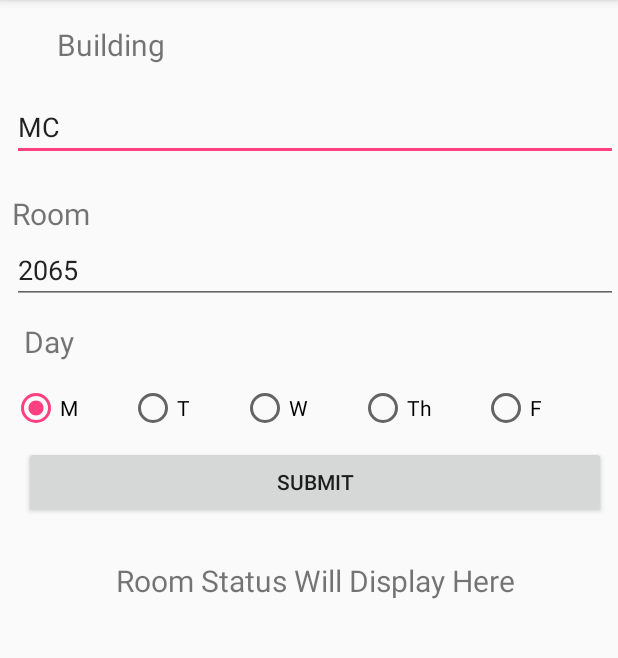
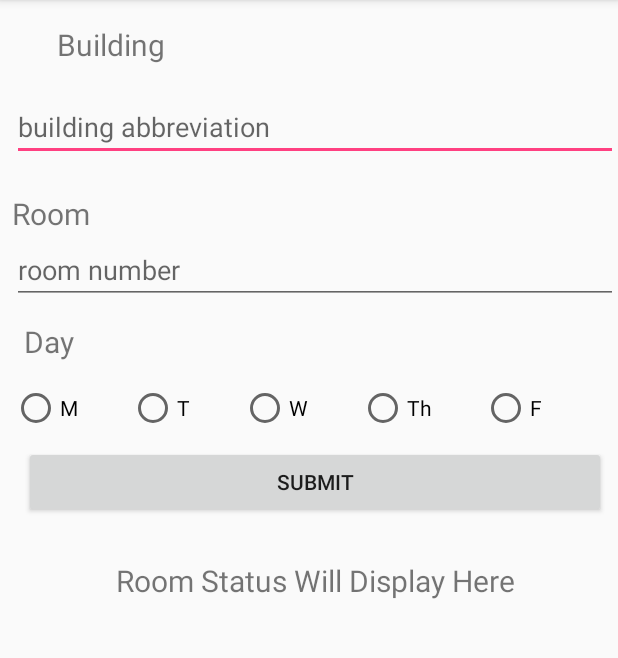
Before and after one commit to mattg9/UWRoomStatus, an Android app: the screen it shows after launch (MainActivity), on a phone screen of 412 x 824 dp, the part 84-742 px from its top. Run offline under Robolectric (Android 15) with nearby library versions, the phone set to English and light mode, and no system bars.

Commit message:
ran 'inspect code' - cleaned up code

```diff
--- a/app/build.gradle
+++ b/app/build.gradle
@@ -24,8 +24,8 @@ dependencies {
     androidTestCompile('com.android.support.test.espresso:espresso-core:2.2.2', {
         exclude group: 'com.android.support', module: 'support-annotations'
     })
+    //noinspection GradleDynamicVersion
     compile 'com.android.support:appcompat-v7:26.+'
     compile 'com.android.support.constraint:constraint-layout:1.0.2'
     testCompile 'junit:junit:4.12'
-    compile 'com.google.code.gson:gson:2.8.2'
 }
--- a/app/src/main/AndroidManifest.xml
+++ b/app/src/main/AndroidManifest.xml
@@ -1,5 +1,6 @@
 <?xml version="1.0" encoding="utf-8"?>
 <manifest xmlns:android="http://schemas.android.com/apk/res/android"
+    xmlns:tools="http://schemas.android.com/tools"
     package="app.band.runawaynation.matth.uwroomstatus">
 
     <uses-permission android:name="android.permission.ACCESS_NETWORK_STATE" />
@@ -12,7 +13,9 @@
         android:label="@string/app_name"
         android:roundIcon="@mipmap/ic_launcher_round"
         android:supportsRtl="true"
-        android:theme="@style/AppTheme">
+        android:theme="@style/AppTheme"
+        android:fullBackupContent="@xml/backup_descriptor"
+        tools:ignore="GoogleAppIndexingWarning">
         <activity android:name=".MainActivity">
             <intent-filter>
                 <action android:name="android.intent.action.MAIN" />
--- a/app/src/main/java/app/band/runawaynation/matth/uwroomstatus/MainActivity.java
+++ b/app/src/main/java/app/band/runawaynation/matth/uwroomstatus/MainActivity.java
@@ -2,12 +2,10 @@ package app.band.runawaynation.matth.uwroomstatus;
 
 import android.os.Bundle;
 import android.support.v7.app.AppCompatActivity;
-import android.util.Log;
 import android.view.View;
 import android.widget.Button;
 import android.widget.EditText;
 import android.widget.RadioButton;
-import android.widget.RadioGroup;
 import android.widget.TextView;
 
 import org.json.JSONArray;
@@ -22,24 +20,22 @@ import android.net.Uri;
 import android.support.v4.content.LocalBroadcastManager;
 import android.widget.Toast;
 
-import app.band.runawaynation.matth.uwroomstatus.model.CourseItem;
 import app.band.runawaynation.matth.uwroomstatus.services.MyService;
 import app.band.runawaynation.matth.uwroomstatus.utils.NetworkHelper;
 
 
 public class MainActivity extends AppCompatActivity {
 
-    // Variables all private to the Main Activity
+    // Global variables all private to the Main Activity
     private static final String BUILDING = "BUILDING";
     private static final String DAY = "DAY";
     private static final String ROOM = "ROOM";
     private boolean networkOk;
-    private String URL, result, building, day, room;
-    private RadioButton Mon, Tues, Thurs, Fri, Wed;
-    private RadioGroup dayRG;
+    private String building;
+    private String day;
+    private String room;
     private EditText buildingET, roomET;
     private TextView output;
-    private Button submit;
 
     protected void onCreate(Bundle savedInstanceState) {
         super.onCreate(savedInstanceState);
@@ -54,14 +50,8 @@ public class MainActivity extends AppCompatActivity {
         // assign view objects to corresponding declared variables
         buildingET = (EditText) findViewById(R.id.buildingEditText);
         roomET = (EditText) findViewById(R.id.roomEditText);
-        dayRG = (RadioGroup) findViewById(R.id.dayRadioGroup);
-        Mon = (RadioButton) findViewById(R.id.radio_Monday);
-        Tues = (RadioButton) findViewById(R.id.radio_Tuesday);
-        Wed = (RadioButton) findViewById(R.id.radio_Wednesday);
-        Thurs = (RadioButton) findViewById(R.id.radio_Thursday);
-        Fri = (RadioButton) findViewById(R.id.radio_Friday);
         output = (TextView) findViewById(R.id.tvOutput);
-        submit = (Button) findViewById(R.id.submitButton);
+        Button submit = (Button) findViewById(R.id.submitButton);
 
         // register the broadcast manager for my service
         LocalBroadcastManager.getInstance(getApplicationContext())
@@ -94,16 +84,16 @@ public class MainActivity extends AppCompatActivity {
     }
 
     // what happens when I click submit button
-    public void onSubmitClicked() {
+    private void onSubmitClicked() {
         building = buildingET.getText().toString();
         room = roomET.getText().toString();
         if (building.isEmpty() || room.isEmpty() || day.isEmpty()) {
-            output.setText("Invalid Input");
+            output.setText(R.string.invalid_input);
             return;
         }
         // set the url of REST GET request
-        URL = "https://api.uwaterloo.ca/v2/buildings/" + buildingS + "/" + roomS
-            + "/courses.json?key=123afda14d0a233ecb585591a95e0339";
+        String URL = "https://api.uwaterloo.ca/v2/buildings/" + building + "/" + room
+                + "/courses.json?key=123afda14d0a233ecb585591a95e0339";
         if (networkOk) {
             // start the service
             Intent intent = new Intent(this, MyService.class);
@@ -118,25 +108,24 @@ public class MainActivity extends AppCompatActivity {
     public void onRadioButtonClicked(View view) {
         boolean checked = ((RadioButton) view).isChecked();
         switch (view.getId()) {
-            case R.id.radio_Monday: checked ? day = "M" : return;
-            case R.id.radio_Tuesday: checked ? day = "T" : return;
-            case R.id.radio_Wednesday: checked ? day = "W" : return;
-            case R.id.radio_Thursday: checked ? day "Th" : return;
-            case R.id.radio_Friday: checked ? day "F" : return;
+            case R.id.radio_Monday: if (checked) { day = "M"; break; }
+            case R.id.radio_Tuesday: if (checked) { day = "T"; break; }
+            case R.id.radio_Wednesday: if (checked) { day = "W"; break; }
+            case R.id.radio_Thursday: if (checked) { day = "Th"; break; }
+            case R.id.radio_Friday: if (checked) { day = "F"; break; }
         }
     }
 
-    void printCourse(String startTime, String endTime, String courseName) {
+    private void printCourse(String startTime, String endTime, String courseName) {
         output.append(courseName + " " + startTime + "-" + endTime + "\n");
     }
 
-    public void processCourseData(String response) {
+    private void processCourseData(String response) {
         // remove metadata
         int x = 0;
         while (x < 200 && response.length() > x) { response = response.substring(1); x++;
             if (response.substring(0, 1).equals("[")) break; }
         JSONArray arr;
-        Log.d("TAG", response);
         // go after every course
         try {
             arr = new JSONArray(response);
@@ -154,7 +143,7 @@ public class MainActivity extends AppCompatActivity {
         }
     }
 
-    private BroadcastReceiver mBroadcastReceiver = new BroadcastReceiver() {
+    private final BroadcastReceiver mBroadcastReceiver = new BroadcastReceiver() {
         @Override
         public void onReceive(Context context, Intent intent) {
             processCourseData(intent.getStringExtra(MyService.MY_SERVICE_PAYLOAD));
--- a/app/src/main/java/app/band/runawaynation/matth/uwroomstatus/utils/HttpHelper.java
+++ b/app/src/main/java/app/band/runawaynation/matth/uwroomstatus/utils/HttpHelper.java
@@ -10,6 +10,7 @@ import java.net.URL;
 /**
  * Helper class for working with a remote server
  */
+@SuppressWarnings("ALL")
 public class HttpHelper {
 
     /**
@@ -62,7 +63,7 @@ public class HttpHelper {
         ByteArrayOutputStream byteArray = new ByteArrayOutputStream();
         BufferedOutputStream out = null;
         try {
-            int length = 0;
+            int length;
             out = new BufferedOutputStream(byteArray);
             while ((length = stream.read(buffer)) > 0) {
                 out.write(buffer, 0, length);
--- a/app/src/main/res/layout/activity_main.xml
+++ b/app/src/main/res/layout/activity_main.xml
@@ -5,8 +5,8 @@
     android:layout_width="match_parent"
     android:layout_height="match_parent"
     tools:context="app.band.runawaynation.matth.uwroomstatus.MainActivity"
-    tools:layout_editor_absoluteY="81dp"
-    tools:layout_editor_absoluteX="0dp">
+    tools:layout_editor_absoluteX="0dp"
+    tools:layout_editor_absoluteY="81dp">
 
     <ScrollView
         android:layout_width="match_parent"
@@ -26,8 +26,8 @@
                 android:id="@+id/buildingTextView"
                 android:layout_width="match_parent"
                 android:layout_height="38dp"
+                android:layout_marginLeft="30dp"
                 android:layout_marginStart="30dp"
-                android:layout_marginLeft="30dp"
                 android:layout_marginTop="8dp"
                 android:layout_weight="0.03"
                 android:text="@string/Building"
@@ -44,7 +44,6 @@
                 android:layout_weight="0.03"
                 android:hint="@string/buildingHint"
                 android:inputType="textCapCharacters"
-                android:text="MC"
                 app:layout_constraintLeft_toRightOf="@+id/buildingTextView"
                 app:layout_constraintRight_toRightOf="parent"
                 app:layout_constraintTop_toTopOf="parent" />
@@ -69,7 +68,6 @@
                 android:layout_weight="0.03"
                 android:hint="@string/RoomHint"
                 android:inputType="number"
-                android:text="2065"
                 app:layout_constraintLeft_toRightOf="@+id/roomTextView"
                 app:layout_constraintRight_toRightOf="parent"
                 app:layout_constraintTop_toBottomOf="@+id/buildingEditText" />
@@ -101,14 +99,14 @@
                 android:orientation="horizontal"
                 android:weightSum="1.0"
                 app:layout_constraintRight_toRightOf="parent"
-                app:layout_constraintTop_toBottomOf="@+id/roomEditText">
+                app:layout_constraintTop_toBottomOf="@+id/roomEditText"
+                android:layout_marginRight="16dp">
 
                 <RadioButton
                     android:id="@+id/radio_Monday"
                     android:layout_width="wrap_content"
                     android:layout_height="wrap_content"
                     android:layout_weight="0.2"
-                    android:checked="true"
                     android:onClick="onRadioButtonClicked"
                     android:text="@string/M" />
 
--- a/app/src/main/res/values/strings.xml
+++ b/app/src/main/res/values/strings.xml
@@ -6,16 +6,12 @@
     <string name="M">M</string>
     <string name="Room">Room</string>
     <string name="RoomHint">room number</string>
-    <string name="RoomStatus">Room Status</string>
     <string name="Submit">Submit</string>
     <string name="T">T</string>
     <string name="Th">Th</string>
-    <string name="Time">Time</string>
     <string name="W">W</string>
-    <string name="action_settings">Settings</string>
     <string name="buildingHint">building abbreviation</string>
-    <string name="hello_world">Hello world!</string>
     <string name="output">Room Status Will Display Here</string>
-    <string name="mytag">MYTAG</string>
+    <string name="invalid_input">Invalid Input</string>
 
 </resources>
--- /dev/null
+++ b/app/src/main/res/xml/backup_descriptor.xml
@@ -0,0 +1,4 @@
+<?xml version="1.0" encoding="utf-8"?>
+<full-backup-content>
+    <!-- Exclude specific shared preferences that contain GCM registration Id -->
+</full-backup-content>
```
Also changed, not shown: app/src/main/java/app/band/runawaynation/matth/uwroomstatus/model/CourseItem.java (deleted, +0 -54 lines), app/src/main/java/app/band/runawaynation/matth/uwroomstatus/services/MyService.java (+0 -26 lines).
